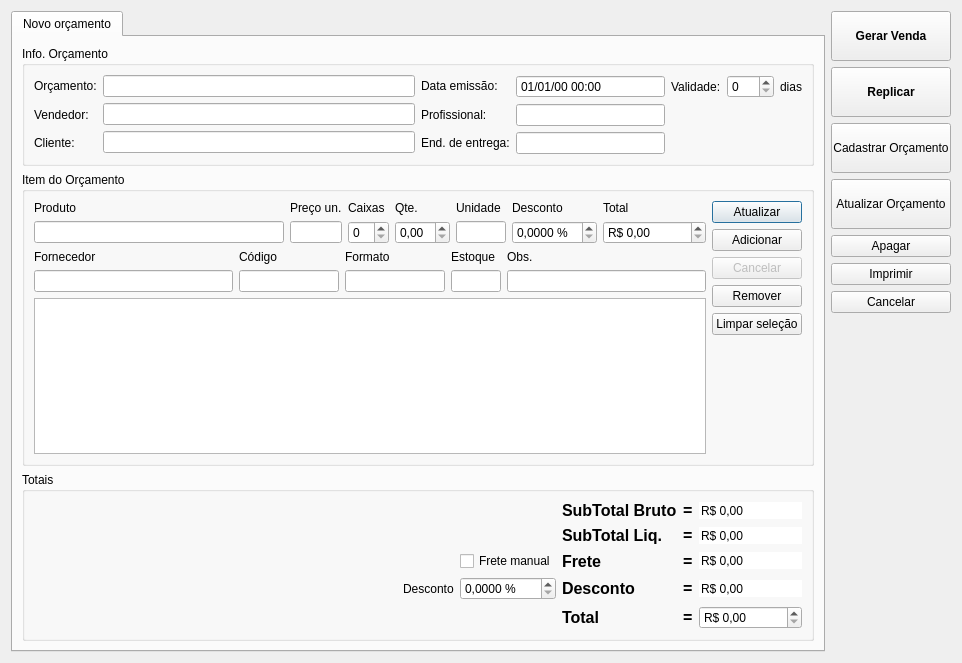
Above: ui/orcamento.ui from lellisls/ERP-STACCATO before the change. Below: the same form after it.
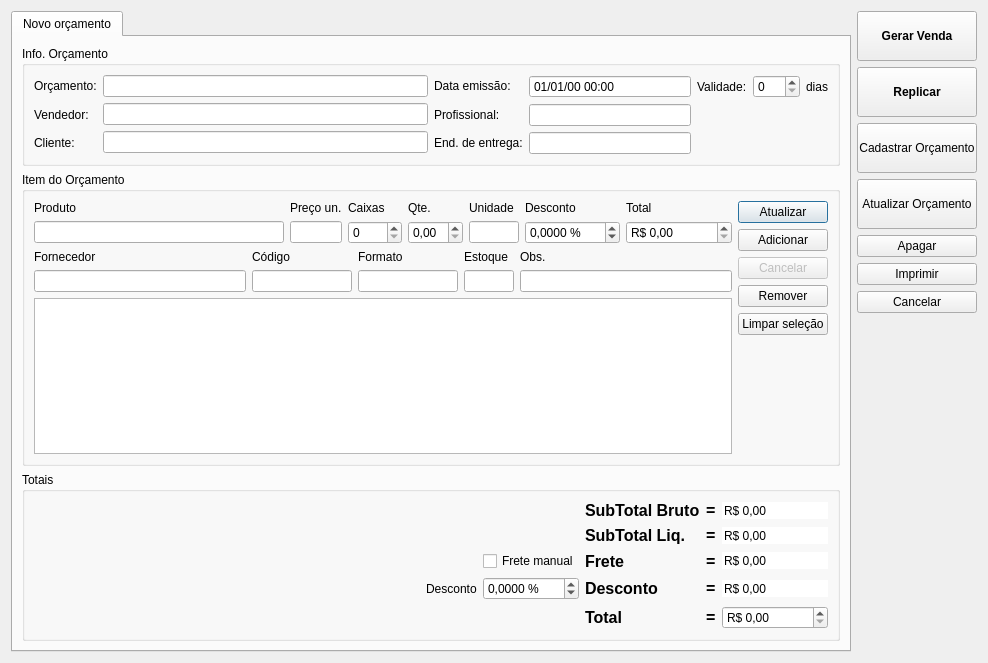
That is the form after the change. Custom widgets are drawn as their Qt base class.

Commit message: Correções gráficas na tela de Orçamento

What changed in the file:
```diff
--- a/ui/orcamento.ui
+++ b/ui/orcamento.ui
@@ -9,7 +9,7 @@
    <rect>
     <x>0</x>
     <y>0</y>
-    <width>946</width>
+    <width>968</width>
     <height>663</height>
    </rect>
   </property>
@@ -480,6 +480,9 @@
                 <property name="correctionMode">
                  <enum>QAbstractSpinBox::CorrectToNearestValue</enum>
                 </property>
+                <property name="maximum">
+                 <number>9999</number>
+                </property>
                </widget>
               </item>
               <item row="1" column="3">
@@ -496,6 +499,9 @@
                 <property name="correctionMode">
                  <enum>QAbstractSpinBox::CorrectToNearestValue</enum>
                 </property>
+                <property name="decimals">
+                 <number>2</number>
+                </property>
                 <property name="maximum">
                  <double>9999999.000000000000000</double>
                 </property>
@@ -543,6 +549,12 @@
                 <property name="decimals">
                  <number>4</number>
                 </property>
+                <property name="minimum">
+                 <double>-100.000000000000000</double>
+                </property>
+                <property name="maximum">
+                 <double>100.000000000000000</double>
+                </property>
                </widget>
               </item>
               <item row="1" column="6">
@@ -556,6 +568,9 @@
                 <property name="correctionMode">
                  <enum>QAbstractSpinBox::CorrectToNearestValue</enum>
                 </property>
+                <property name="showGroupSeparator" stdset="0">
+                 <bool>true</bool>
+                </property>
                 <property name="prefix">
                  <string>R$ </string>
                 </property>
@@ -810,9 +825,6 @@
             <property name="sortingEnabled">
              <bool>true</bool>
             </property>
-            <attribute name="horizontalHeaderStretchLastSection">
-             <bool>false</bool>
-            </attribute>
            </widget>
           </item>
          </layout>
@@ -894,7 +906,7 @@
                <bool>false</bool>
               </property>
               <property name="showGroupSeparator" stdset="0">
-               <bool>false</bool>
+               <bool>true</bool>
               </property>
               <property name="prefix">
                <string>R$ </string>
@@ -915,6 +927,9 @@
               <property name="decimals">
                <number>4</number>
               </property>
+              <property name="minimum">
+               <double>-100.000000000000000</double>
+              </property>
               <property name="maximum">
                <double>99.000000000000000</double>
               </property>
@@ -954,6 +969,9 @@
               <property name="keyboardTracking">
                <bool>false</bool>
               </property>
+              <property name="showGroupSeparator" stdset="0">
+               <bool>true</bool>
+              </property>
               <property name="prefix">
                <string>R$ </string>
               </property>
@@ -973,6 +991,9 @@
               <property name="correctionMode">
                <enum>QAbstractSpinBox::CorrectToNearestValue</enum>
               </property>
+              <property name="showGroupSeparator" stdset="0">
+               <bool>true</bool>
+              </property>
               <property name="prefix">
                <string>R$ </string>
               </property>
@@ -1123,7 +1144,7 @@
                <bool>false</bool>
               </property>
               <property name="showGroupSeparator" stdset="0">
-               <bool>false</bool>
+               <bool>true</bool>
               </property>
               <property name="prefix">
                <string>R$ </string>
@@ -1153,6 +1174,9 @@
               <property name="correctionMode">
                <enum>QAbstractSpinBox::CorrectToNearestValue</enum>
               </property>
+              <property name="showGroupSeparator" stdset="0">
+               <bool>true</bool>
+              </property>
               <property name="prefix">
                <string>R$ </string>
               </property>
```
